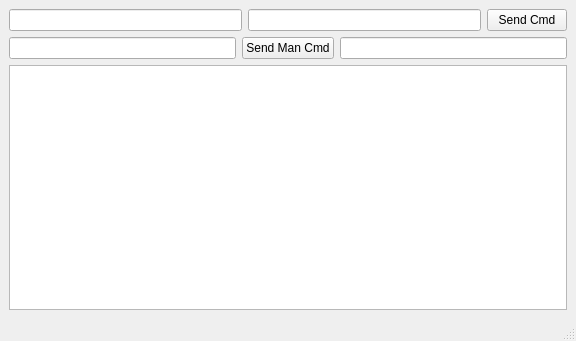
Qt form Software/MotorDriver/MainWindow.ui (OgLocGreen/proyecto_sistema_mecatronico_industrial) before a commit.
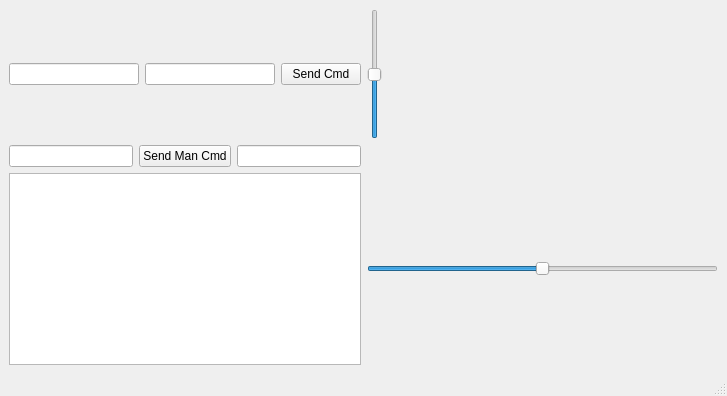
The same form after that commit.

Commit message: motor driver adjustment

The edit to the form file:
```diff
--- a/Software/MotorDriver/MainWindow.ui
+++ b/Software/MotorDriver/MainWindow.ui
@@ -6,16 +6,16 @@
    <rect>
     <x>0</x>
     <y>0</y>
-    <width>576</width>
-    <height>341</height>
+    <width>727</width>
+    <height>396</height>
    </rect>
   </property>
   <property name="windowTitle">
    <string>MainWindow</string>
   </property>
   <widget class="QWidget" name="centralwidget">
-   <layout class="QVBoxLayout" name="verticalLayout">
-    <item>
+   <layout class="QGridLayout" name="gridLayout">
+    <item row="0" column="0">
      <layout class="QHBoxLayout" name="horizontalLayout">
       <item>
        <widget class="QLineEdit" name="qLeftSpeed_lineEdit">
@@ -46,7 +46,7 @@
       </item>
      </layout>
     </item>
-    <item>
+    <item row="1" column="0">
      <layout class="QHBoxLayout" name="horizontalLayout_2">
       <item>
        <widget class="QLineEdit" name="qManualCmd_lineEdit"/>
@@ -63,9 +63,38 @@
       </item>
      </layout>
     </item>
-    <item>
+    <item row="2" column="0">
      <widget class="QTextEdit" name="qSerialMonitor_textEdit"/>
     </item>
+    <item row="2" column="1">
+     <widget class="QSlider" name="horizontalSlider">
+      <property name="minimum">
+       <number>-100</number>
+      </property>
+      <property name="maximum">
+       <number>100</number>
+      </property>
+      <property name="value">
+       <number>0</number>
+      </property>
+      <property name="orientation">
+       <enum>Qt::Horizontal</enum>
+      </property>
+     </widget>
+    </item>
+    <item row="0" column="1">
+     <widget class="QSlider" name="verticalSlider">
+      <property name="minimum">
+       <number>-100</number>
+      </property>
+      <property name="maximum">
+       <number>100</number>
+      </property>
+      <property name="orientation">
+       <enum>Qt::Vertical</enum>
+      </property>
+     </widget>
+    </item>
    </layout>
   </widget>
   <widget class="QMenuBar" name="menubar">
```
Left out of the diff: 2 changed lines with no effect on the pictures. The commit also changes 2 other files.
